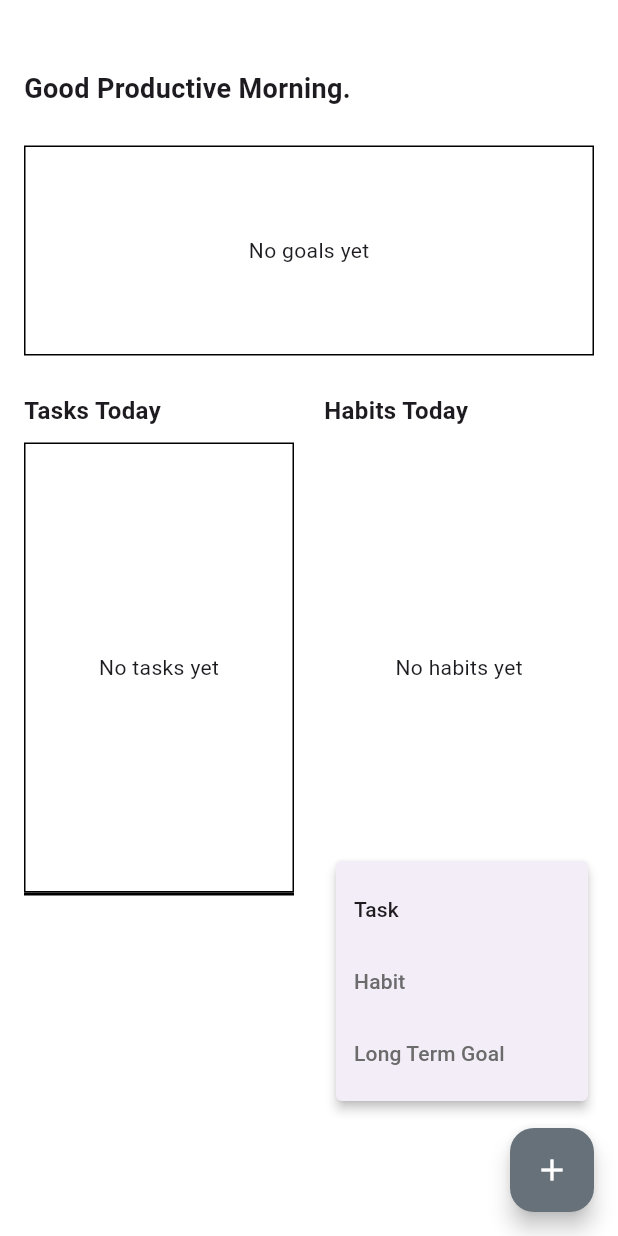
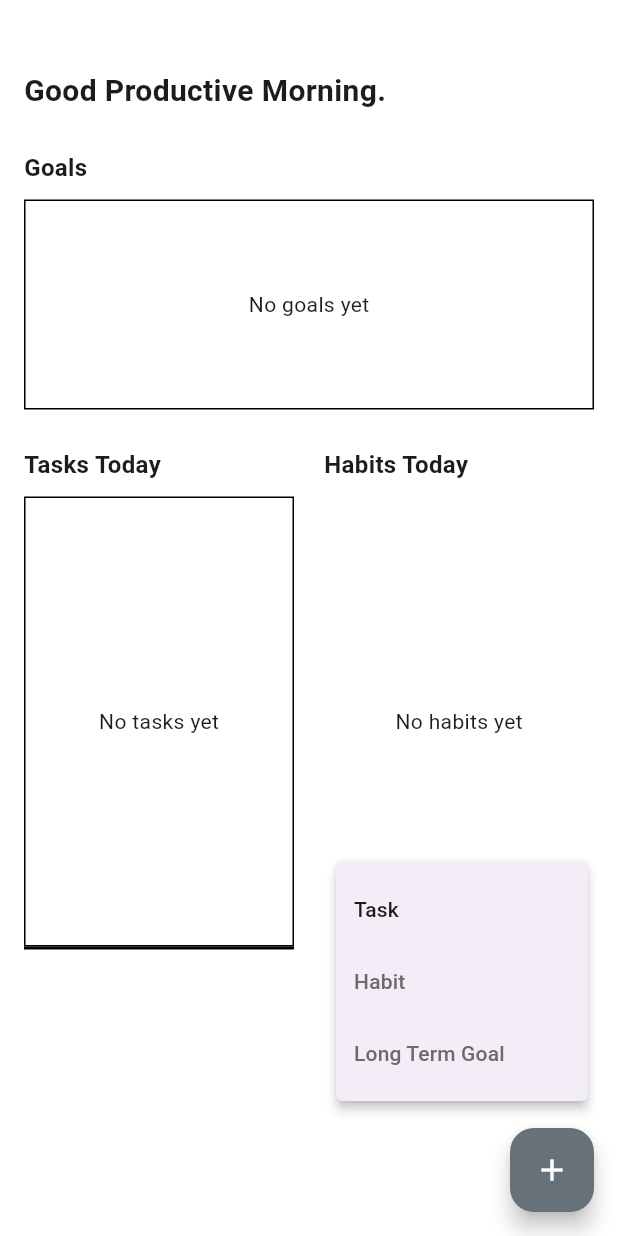
Before and after one commit to JoeRoganFake/Mental-Warrior-App, a Flutter app: the screen it shows after launch, after a tap on the "add" icon, on a phone screen of 412 x 824 dp. Run offline on Flutter 3.47's test engine with Material 3 defaults, Android fonts, the phone set to English and light mode, and no system bars; our stand-ins replace sqflite; missing offline and left inert: workmanager; accounts and stored records are empty; Roboto replaces fonts that are missing (Poppins).

Commit message:
- Made habits updateble - Separated "Goals" text from the container and made it into a list (no out of bounds errorrs) - Goals can be set from today
+ NEXT UP : Add the date checking functionality to goals,make some warnings before goals get added

```diff
--- a/lib/pages/home.dart
+++ b/lib/pages/home.dart
@@ -108,10 +108,16 @@ class _HomePageState extends State<HomePage> {
               padding: const EdgeInsets.only(top: 30),
               child: Text(
                 "Good Productive ${function.getTimeOfDayDescription()}.",
-                style: TextStyle(fontSize: 18, fontWeight: FontWeight.bold),
+                style: TextStyle(fontSize: 20, fontWeight: FontWeight.bold),
               ),
             ),
             const SizedBox(height: 25),
+            Text(
+              "Goals",
+              textAlign: TextAlign.left,
+              style: TextStyle(fontSize: 16, fontWeight: FontWeight.w600),
+            ),
+            const SizedBox(height: 10),
             _goalList(),
             const SizedBox(height: 25),
             Row(
@@ -271,7 +277,7 @@ class _HomePageState extends State<HomePage> {
     });
   }
 
-  Future<dynamic> habitFormDialog({add = true}) {
+  Future<dynamic> habitFormDialog({bool add = true, Habit? habit}) {
     return showDialog(
       context: context,
       builder: (context) => SimpleDialog(
@@ -284,7 +290,7 @@ class _HomePageState extends State<HomePage> {
                 Padding(
                   padding: const EdgeInsets.all(8.0),
                   child: Text(
-                    "New Habit",
+                    add ? "New Habit" : "Edit Habit",
                   ),
                 ),
                 TextFormField(
@@ -312,6 +318,7 @@ class _HomePageState extends State<HomePage> {
                 ),
                 ElevatedButton(
                   onPressed: () {
+                    if (add) {
                       if (_habitFormKey.currentState!.validate()) {
                         _habitService.addHabit(
                           _labelController.text,
@@ -319,6 +326,16 @@ class _HomePageState extends State<HomePage> {
                         );
                         Navigator.pop(context);
                         setState(() {});
+                      }
+                    } else {
+                      if (_habitFormKey.currentState!.validate()) {
+                        _habitService.updateHabit(
+                            habit!.id, "label", _labelController.text);
+                        _habitService.updateHabit(habit.id, "description",
+                            _descriptionController.text);
+                        Navigator.pop(context);
+                        setState(() {});
+                      }
                     }
                   },
                   child: Row(
@@ -329,7 +346,7 @@ class _HomePageState extends State<HomePage> {
                         child: const Icon(Icons.add_task_outlined),
                       ),
                       Text(
-                        "Add Habit",
+                        add ? "Add Habit" : "Edit Habit",
                         textAlign: TextAlign.center,
                         style: TextStyle(),
                       )
@@ -713,7 +730,8 @@ class _HomePageState extends State<HomePage> {
                 onTap: () {
                   _labelController.text = habit.label;
                   _descriptionController.text = habit.description;
-                  habitFormDialog();
+                  habitFormDialog(add: false, habit: habit);
+                  //END HERE CHANGE HABIT
                 },
                 child: Padding(
                   padding: const EdgeInsets.all(8),
@@ -769,13 +787,10 @@ class _HomePageState extends State<HomePage> {
 
             List<Task> goals = snapshot.data!;
 
-            return Container(
-              decoration: BoxDecoration(border: Border.all()),
-              height: 100, // Fixed height
-              child: Column(
+            return ListView(children: [
+              Column(
                 mainAxisAlignment: MainAxisAlignment.start,
                 children: [
-                  Text("GOALS"),
                   ...goals.map(
                     (goal) => GestureDetector(
                       child: Text(
@@ -793,7 +808,7 @@ class _HomePageState extends State<HomePage> {
                   ),
                 ],
               ),
-            );
+            ]);
           },
         ));
   }
--- a/lib/services/background_task.dart
+++ b/lib/services/background_task.dart
@@ -9,7 +9,7 @@ final StreamController<String> taskCompletionController =
 
 Duration getTimeUntilMidnight() {
   final now = DateTime.now();
-  final midnight = DateTime(now.year, now.month, now.day, 12, 33, 0);
+  final midnight = DateTime(now.year, now.month, now.day, 23, 59, 59);
   return midnight.difference(now);
 }
 
@@ -21,8 +21,8 @@ void initializeBackgroundTasks() {
   Workmanager().registerPeriodicTask(
     'reset_habits_task',
     'reset_all_habits',
-    frequency: Duration(minutes: 15),
-    // initialDelay: getTimeUntilMidnight(),
+    frequency: Duration(days: 1),
+    initialDelay: getTimeUntilMidnight(),
   );
 }
 
--- a/lib/utils/functions.dart
+++ b/lib/utils/functions.dart
@@ -23,8 +23,7 @@ class Functions {
       context: context,
       initialDate:
           onlyDate ? DateTime.now().add(Duration(days: 265)) : DateTime.now(),
-      firstDate:
-          onlyDate ? DateTime.now().add(Duration(days: 265)) : DateTime.now(),
+      firstDate: DateTime.now(),
       lastDate: DateTime.now().add(const Duration(days: 5000000)),
     );
 
@@ -62,7 +61,6 @@ class Functions {
         now.year, now.month, now.day, now.hour, now.minute, now.second);
     DateTime tomorrow = today.add(Duration(days: 1));
 
-    // Check conditions
     if (deadlineDateTime.year == today.year &&
         deadlineDateTime.month == today.month &&
         deadlineDateTime.day == today.day) {
```
Lines whose indentation alone changed are shown as unchanged.
